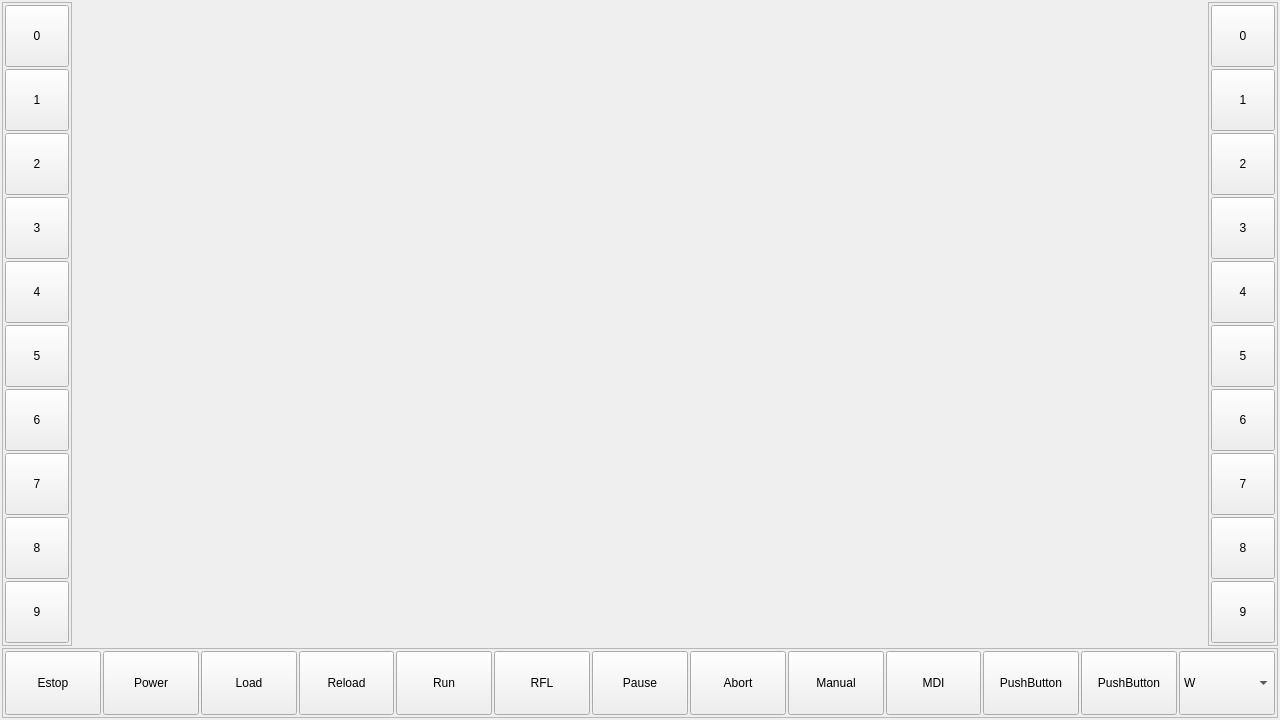
Before: the Qt Designer form qtgui/qtgui.ui in daiman444/lcnc29_lpt_qtplasma, drawn with Qt 5.
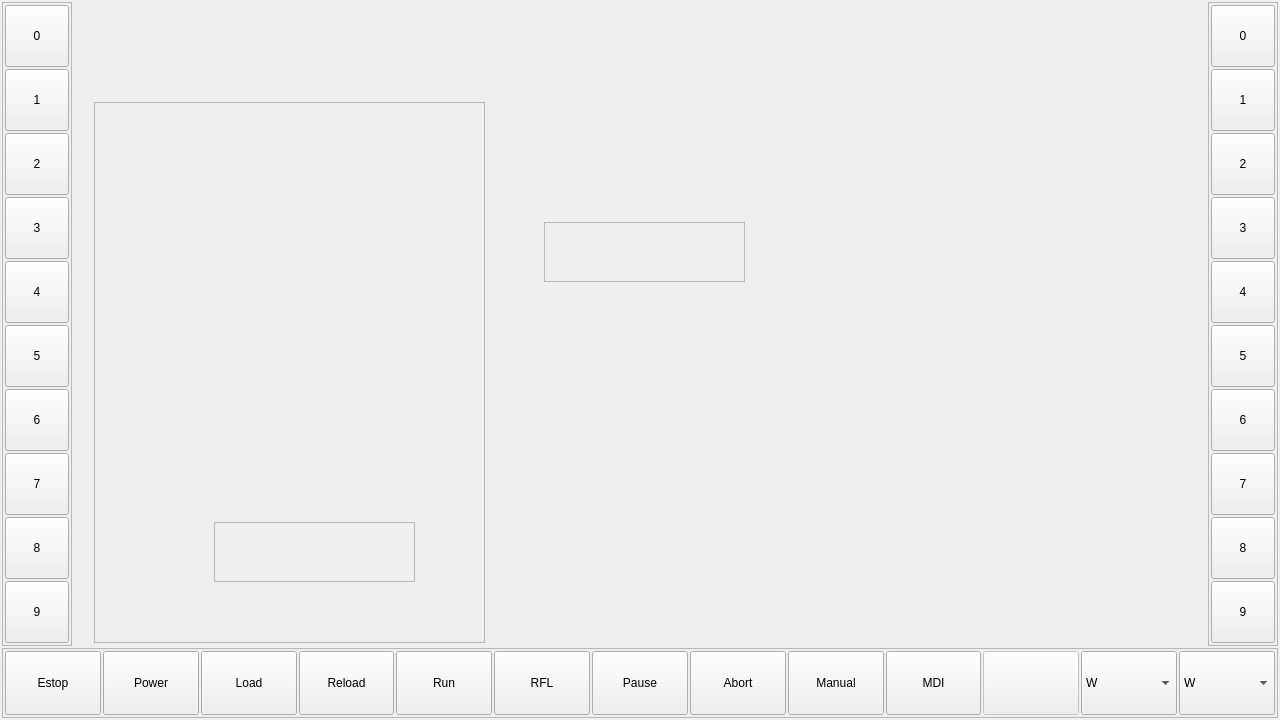
After: the same form once the commit is applied. Custom widgets are drawn as their Qt base class.

Commit message: added frames for view

```diff
--- a/qtgui/qtgui.ui
+++ b/qtgui/qtgui.ui
@@ -229,21 +229,11 @@
             </property>
            </widget>
           </item>
-          <item>
-           <widget class="QPushButton" name="pb_bottom_10">
-            <property name="sizePolicy">
-             <sizepolicy hsizetype="Expanding" vsizetype="Expanding">
-              <horstretch>0</horstretch>
-              <verstretch>0</verstretch>
-             </sizepolicy>
-            </property>
-            <property name="text">
-             <string>PushButton</string>
-            </property>
-           </widget>
-          </item>
           <item>
            <widget class="QPushButton" name="pb_bottom_11">
+            <property name="enabled">
+             <bool>false</bool>
+            </property>
             <property name="sizePolicy">
              <sizepolicy hsizetype="Expanding" vsizetype="Expanding">
               <horstretch>0</horstretch>
@@ -251,10 +241,45 @@
              </sizepolicy>
             </property>
             <property name="text">
-             <string>PushButton</string>
+             <string/>
             </property>
            </widget>
           </item>
+          <item>
+           <widget class="QComboBox" name="cb_window_2">
+            <property name="sizePolicy">
+             <sizepolicy hsizetype="Expanding" vsizetype="Expanding">
+              <horstretch>0</horstretch>
+              <verstretch>0</verstretch>
+             </sizepolicy>
+            </property>
+            <item>
+             <property name="text">
+              <string>W</string>
+             </property>
+            </item>
+            <item>
+             <property name="text">
+              <string>Coll</string>
+             </property>
+            </item>
+            <item>
+             <property name="text">
+              <string>Min</string>
+             </property>
+            </item>
+            <item>
+             <property name="text">
+              <string>Full</string>
+             </property>
+            </item>
+            <item>
+             <property name="text">
+              <string>Close</string>
+             </property>
+            </item>
+           </widget>
+          </item>
           <item>
            <widget class="QComboBox" name="cb_window">
             <property name="sizePolicy">
@@ -639,7 +664,68 @@
        </item>
        <item row="0" column="1">
         <widget class="QStackedWidget" name="stw">
-         <widget class="QWidget" name="page"/>
+         <widget class="QWidget" name="page">
+          <widget class="QFrame" name="fr_view">
+           <property name="geometry">
+            <rect>
+             <x>20</x>
+             <y>100</y>
+             <width>391</width>
+             <height>541</height>
+            </rect>
+           </property>
+           <property name="frameShape">
+            <enum>QFrame::StyledPanel</enum>
+           </property>
+           <property name="frameShadow">
+            <enum>QFrame::Raised</enum>
+           </property>
+           <widget class="QFrame" name="fr_view_buttons">
+            <property name="geometry">
+             <rect>
+              <x>120</x>
+              <y>420</y>
+              <width>201</width>
+              <height>60</height>
+             </rect>
+            </property>
+            <property name="maximumSize">
+             <size>
+              <width>16777215</width>
+              <height>60</height>
+             </size>
+            </property>
+            <property name="frameShape">
+             <enum>QFrame::StyledPanel</enum>
+            </property>
+            <property name="frameShadow">
+             <enum>QFrame::Raised</enum>
+            </property>
+           </widget>
+          </widget>
+          <widget class="QFrame" name="fr_view_signals">
+           <property name="geometry">
+            <rect>
+             <x>470</x>
+             <y>220</y>
+             <width>201</width>
+             <height>60</height>
+            </rect>
+           </property>
+           <property name="maximumSize">
+            <size>
+             <width>16777215</width>
+             <height>60</height>
+            </size>
+           </property>
+           <property name="frameShape">
+            <enum>QFrame::StyledPanel</enum>
+           </property>
+           <property name="frameShadow">
+            <enum>QFrame::Raised</enum>
+           </property>
+          </widget>
+         </widget>
          <widget class="QWidget" name="page_2"/>
         </widget>
        </item>
```
